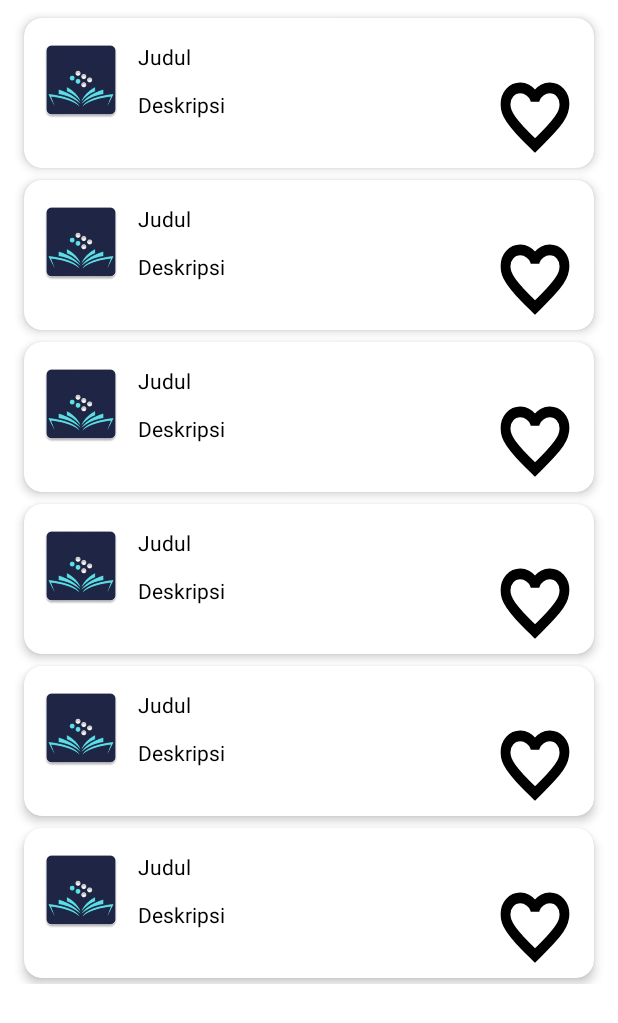
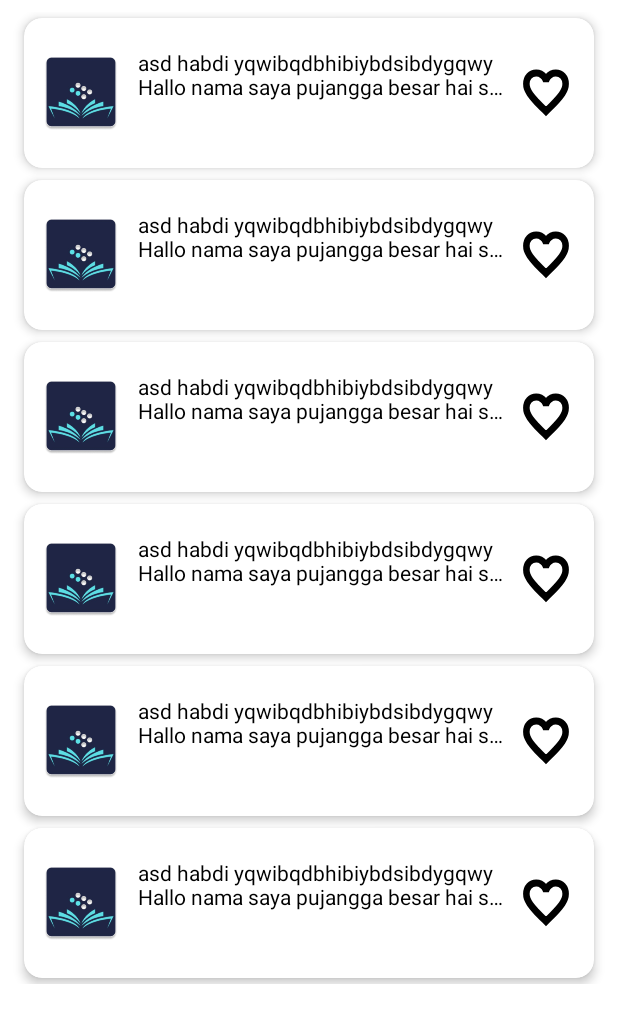
Before and after one commit to Braisee-Bangkit-2024/braisee-android, an Android app: the layout fragment_favorite.xml on its own in the app's theme, with its tools: preview values and no code run, on a phone screen of 412 x 824 dp. Shown: the top 1023 px of the screen. Run offline under Robolectric (Android 15) with nearby library versions, the phone set to English and light mode, and no system bars.

Commit message:
Membatasi jumlah line pada description

```diff
--- a/app/src/main/java/com/braille/braisee/ui/adapter/HistoryListAdapter.kt
+++ b/app/src/main/java/com/braille/braisee/ui/adapter/HistoryListAdapter.kt
@@ -1,10 +1,7 @@
 package com.braille.braisee.ui.adapter
 
 import android.view.LayoutInflater
-import android.view.View
 import android.view.ViewGroup
-import android.widget.ImageView
-import android.widget.TextView
 import androidx.recyclerview.widget.RecyclerView
 import com.braille.braisee.R
 import com.braille.braisee.data.AnalyzeHistory
--- a/app/src/main/res/layout/list_history.xml
+++ b/app/src/main/res/layout/list_history.xml
@@ -1,6 +1,7 @@
 <?xml version="1.0" encoding="utf-8"?>
 <androidx.cardview.widget.CardView
     xmlns:android="http://schemas.android.com/apk/res/android"
+    xmlns:tools="http://schemas.android.com/tools"
     android:layout_width="match_parent"
     android:layout_height="wrap_content"
     xmlns:app="http://schemas.android.com/apk/res-auto"
@@ -20,49 +21,49 @@
             android:id="@+id/iv_image_logo"
             android:layout_width="60dp"
             android:layout_height="60dp"
-            android:layout_marginTop="4dp"
+            android:contentDescription="@string/gallery"
             android:src="@drawable/logo_braisees"
+            app:layout_constraintBottom_toBottomOf="parent"
             app:layout_constraintStart_toStartOf="parent"
-            app:layout_constraintTop_toTopOf="parent"
-            android:contentDescription="@string/gallery" />
+            app:layout_constraintTop_toTopOf="parent" />
 
-        <TextView
-            android:id="@+id/tv_title"
-            android:layout_width="wrap_content"
-            android:layout_height="wrap_content"
-            android:layout_marginTop="8dp"
-            android:layout_marginStart="8dp"
-            android:text="@string/judul"
-            app:layout_constraintEnd_toEndOf="parent"
-            app:layout_constraintHorizontal_bias="0.0"
-            app:layout_constraintStart_toEndOf="@+id/iv_image_logo"
-            app:layout_constraintTop_toTopOf="parent" />
+<!--        <TextView-->
+<!--            android:id="@+id/tv_title"-->
+<!--            android:layout_width="wrap_content"-->
+<!--            android:layout_height="wrap_content"-->
+<!--            android:layout_marginTop="8dp"-->
+<!--            android:layout_marginStart="8dp"-->
+<!--            android:text="@string/judul"-->
+<!--            app:layout_constraintEnd_toEndOf="parent"-->
+<!--            app:layout_constraintHorizontal_bias="0.0"-->
+<!--            app:layout_constraintStart_toEndOf="@+id/iv_image_logo"-->
+<!--            app:layout_constraintTop_toTopOf="parent" />-->
 
         <TextView
             android:id="@+id/tv_description"
-            android:layout_width="wrap_content"
+            android:layout_width="0dp"
             android:layout_height="wrap_content"
-            android:layout_marginTop="8dp"
             android:layout_marginStart="8dp"
+            android:layout_marginEnd="8dp"
             android:text="@string/deskripsi"
-            app:layout_constraintBottom_toBottomOf="@+id/iv_image_logo"
-            app:layout_constraintEnd_toEndOf="parent"
+            android:maxLines="2"
+            android:ellipsize="end"
+            tools:text="asd habdi yqwibqdbhibiybdsibdygqwy Hallo nama saya pujangga besar hai saya ilman dadadadaa sajdyuadbwdqjwnuinqw"
+            app:layout_constraintEnd_toStartOf="@+id/iv_bookmark"
             app:layout_constraintHorizontal_bias="0.0"
             app:layout_constraintStart_toEndOf="@+id/iv_image_logo"
-            app:layout_constraintTop_toBottomOf="@+id/tv_title" />
+            app:layout_constraintTop_toTopOf="@+id/iv_image_logo" />
 
         <ImageView
             android:id="@+id/iv_bookmark"
-            android:layout_width="48dp"
-            android:layout_height="48dp"
+            android:layout_width="32dp"
+            android:layout_height="32dp"
+            android:layout_marginEnd="8dp"
             android:background="@drawable/heart"
+            android:contentDescription="@string/save"
             app:layout_constraintBottom_toBottomOf="parent"
-            android:contentDescription="@string/save"
             app:layout_constraintEnd_toEndOf="parent"
-            app:layout_constraintHorizontal_bias="0.972"
-            app:layout_constraintStart_toEndOf="@+id/iv_image_logo"
-            app:layout_constraintTop_toTopOf="parent"
-            app:layout_constraintVertical_bias="0.97" />
+            app:layout_constraintTop_toTopOf="parent" />
 
 
     </androidx.constraintlayout.widget.ConstraintLayout>
```
Also changed, not shown: app/src/main/java/com/braille/braisee/ui/home/HomeFragment.kt (+0 -17 lines).
